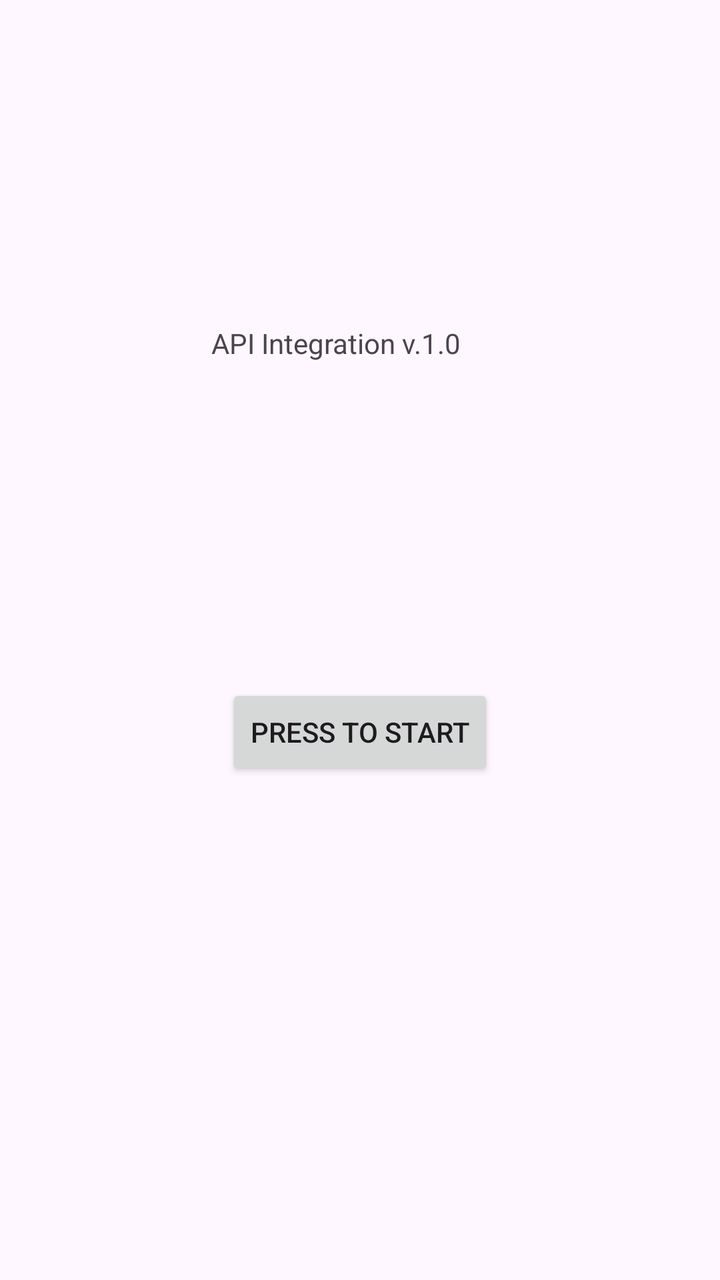
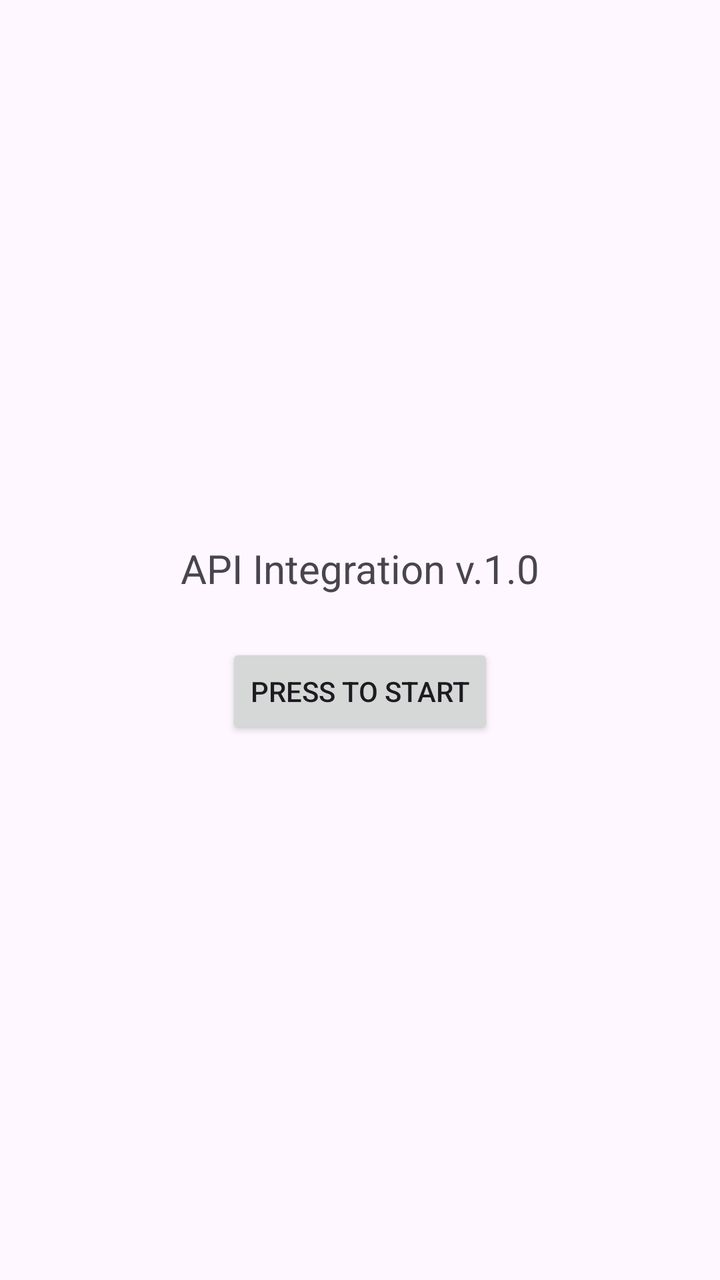

An Android layout rendered at two revisions. The XML below is the earlier revision; the diff shows what the commit changed to produce the second picture.
<!-- AndroidManifest.xml: application theme Theme.Java25mobilutvecklingAPIintegrationandrei -->
<!-- res/layout/activity_main.xml -->
<?xml version="1.0" encoding="utf-8"?>
<androidx.constraintlayout.widget.ConstraintLayout xmlns:android="http://schemas.android.com/apk/res/android"
    xmlns:app="http://schemas.android.com/apk/res-auto"
    xmlns:tools="http://schemas.android.com/tools"
    android:id="@+id/main"
    android:layout_width="match_parent"
    android:layout_height="match_parent"
    tools:context=".MainActivity">

    <TextView
        android:id="@+id/mainTitle"
        android:layout_width="wrap_content"
        android:layout_height="wrap_content"
        android:layout_marginTop="162dp"
        android:layout_marginBottom="1dp"
        android:text="API Integration v.1.0"
        app:layout_constraintBottom_toTopOf="@+id/fragment_container"
        app:layout_constraintEnd_toEndOf="parent"
        app:layout_constraintHorizontal_bias="0.449"
        app:layout_constraintStart_toStartOf="parent"
        app:layout_constraintTop_toTopOf="parent"
        app:layout_constraintVertical_bias="0.227" />

    <Button
        android:id="@+id/welcomeButton"
        android:layout_width="wrap_content"
        android:layout_height="wrap_content"
        android:layout_marginBottom="250dp"
        android:text="Press to start"
        app:layout_constraintBottom_toBottomOf="parent"
        app:layout_constraintEnd_toEndOf="parent"
        app:layout_constraintStart_toStartOf="parent" />

    <FrameLayout
        android:id="@+id/fragment_container"
        android:layout_width="0dp"
        android:layout_height="0dp"
        android:layout_marginStart="1dp"
        android:layout_marginEnd="1dp"
        android:layout_marginBottom="298dp"
        app:layout_constraintBottom_toBottomOf="parent"
        app:layout_constraintEnd_toEndOf="parent"
        app:layout_constraintStart_toStartOf="parent"
        app:layout_constraintTop_toBottomOf="@+id/mainTitle">

    </FrameLayout>

</androidx.constraintlayout.widget.ConstraintLayout>
<!-- resources referenced by this layout -->
<resources>
  <style name="Theme.Java25mobilutvecklingAPIintegrationandrei" parent="Base.Theme.Java25mobilutvecklingAPIintegrationandrei" />
  <style name="Base.Theme.Java25mobilutvecklingAPIintegrationandrei" parent="Theme.Material3.DayNight.NoActionBar">
          
          
      </style>
</resources>

<!-- the commit's change to res/layout/activity_main.xml (unified diff, before → after) -->
@@ -1,5 +1,6 @@
 <?xml version="1.0" encoding="utf-8"?>
-<androidx.constraintlayout.widget.ConstraintLayout xmlns:android="http://schemas.android.com/apk/res/android"
+<androidx.constraintlayout.widget.ConstraintLayout
+    xmlns:android="http://schemas.android.com/apk/res/android"
     xmlns:app="http://schemas.android.com/apk/res-auto"
     xmlns:tools="http://schemas.android.com/tools"
     android:id="@+id/main"
@@ -7,42 +8,36 @@
     android:layout_height="match_parent"
     tools:context=".MainActivity">
 
+    <FrameLayout
+        android:id="@+id/fragment_container"
+        android:layout_width="0dp"
+        android:layout_height="0dp"
+        app:layout_constraintTop_toTopOf="parent"
+        app:layout_constraintBottom_toBottomOf="parent"
+        app:layout_constraintStart_toStartOf="parent"
+        app:layout_constraintEnd_toEndOf="parent" />
+
     <TextView
         android:id="@+id/mainTitle"
         android:layout_width="wrap_content"
         android:layout_height="wrap_content"
-        android:layout_marginTop="162dp"
-        android:layout_marginBottom="1dp"
         android:text="API Integration v.1.0"
-        app:layout_constraintBottom_toTopOf="@+id/fragment_container"
+        android:textSize="20sp"
+        app:layout_constraintTop_toTopOf="parent"
+        app:layout_constraintBottom_toTopOf="@id/welcomeButton"
+        app:layout_constraintStart_toStartOf="parent"
         app:layout_constraintEnd_toEndOf="parent"
-        app:layout_constraintHorizontal_bias="0.449"
-        app:layout_constraintStart_toStartOf="parent"
-        app:layout_constraintTop_toTopOf="parent"
-        app:layout_constraintVertical_bias="0.227" />
+        app:layout_constraintVertical_chainStyle="packed"
+        android:layout_marginBottom="24dp" />
 
     <Button
         android:id="@+id/welcomeButton"
         android:layout_width="wrap_content"
         android:layout_height="wrap_content"
-        android:layout_marginBottom="250dp"
         android:text="Press to start"
+        app:layout_constraintTop_toBottomOf="@id/mainTitle"
         app:layout_constraintBottom_toBottomOf="parent"
-        app:layout_constraintEnd_toEndOf="parent"
-        app:layout_constraintStart_toStartOf="parent" />
-
-    <FrameLayout
-        android:id="@+id/fragment_container"
-        android:layout_width="0dp"
-        android:layout_height="0dp"
-        android:layout_marginStart="1dp"
-        android:layout_marginEnd="1dp"
-        android:layout_marginBottom="298dp"
-        app:layout_constraintBottom_toBottomOf="parent"
-        app:layout_constraintEnd_toEndOf="parent"
         app:layout_constraintStart_toStartOf="parent"
-        app:layout_constraintTop_toBottomOf="@+id/mainTitle">
-
-    </FrameLayout>
+        app:layout_constraintEnd_toEndOf="parent" />
 
 </androidx.constraintlayout.widget.ConstraintLayout>
